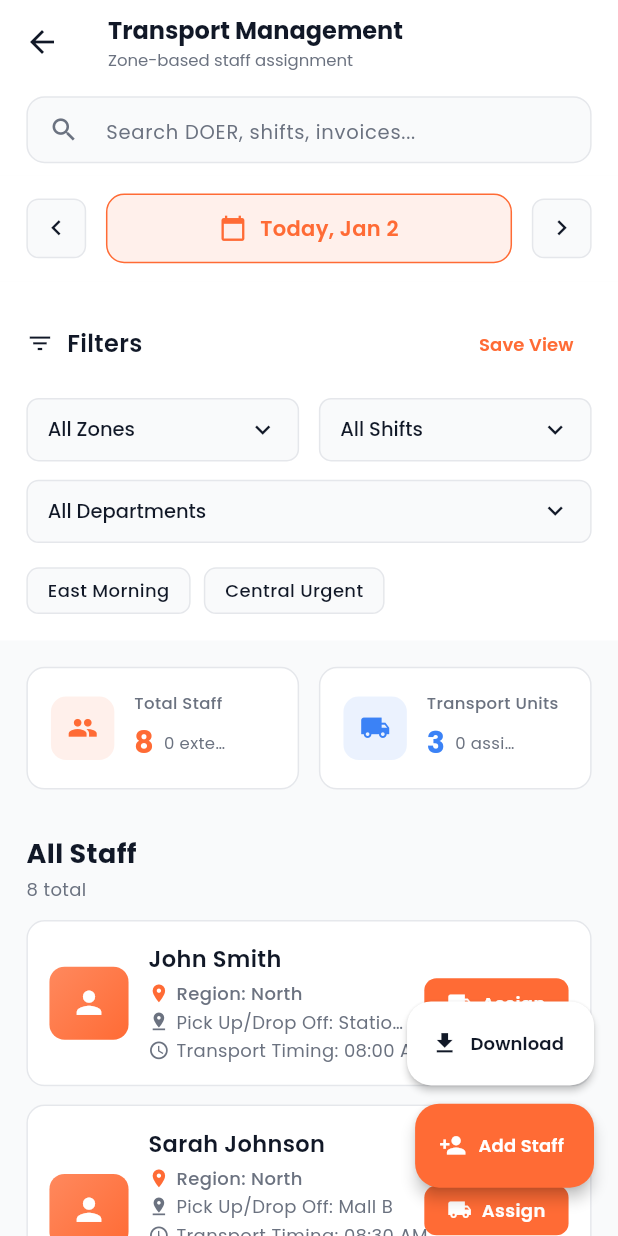
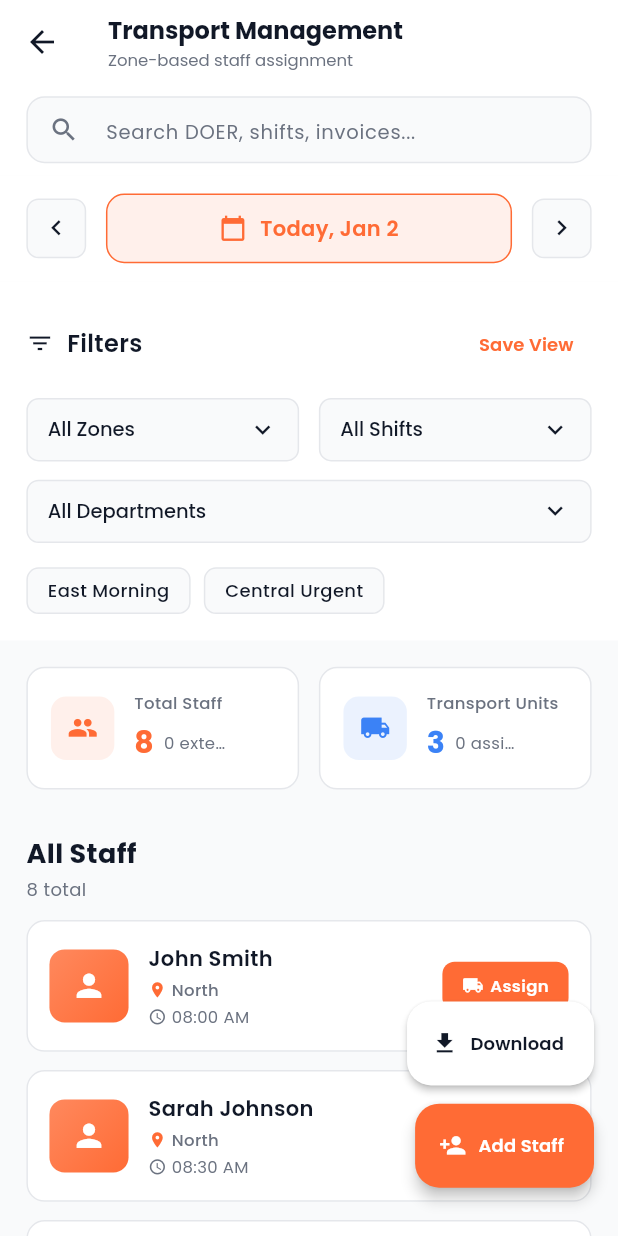
Before and after one commit to dotechconnect-byte/do-connect-mobile, a Flutter app: the TransportScreen screen opened directly, on a phone screen of 412 x 824 dp. Run offline on Flutter 3.47's test engine with Material 3 defaults, Android fonts, the phone set to English and light mode, and no system bars; our stand-ins replace carousel_slider, connectivity_plus, dartz, dio, equatable, fl_chart and 9 more; missing offline and left inert: dart:html, dart:js_interop; accounts and stored records are empty.

Commit message:
Fix UI overflow issues and implement fully functional transport assignment
Changes:
- Fixed text overflow in staff cards by using Flexible widgets
- Reduced font sizes and padding to prevent overflow
- Simplified staff card to show only essential info (name, region, time)
- Added working transport assignment functionality with state management
- Shows assigned transport badge on staff cards with green checkmark
- Button changes from "Assign" to "Change" when transport is assigned
- Transport selection sheet shows checkmark for currently assigned transport
- Real-time capacity tracking (updates as staff are assigned)
- Visual feedback with highlighted border for assigned transport
- Stats card shows actual count of assigned staff
- All assignment data persists during session

UI Improvements:
- Cleaner, more compact staff cards
- Better text truncation with ellipsis
- Consistent spacing and sizing
- No more overflow issues

🤖 Generated with [Claude Code](https://claude.com/claude-code)

Co-Authored-By: Claude Sonnet 4.5 <noreply@anthropic.com>

```diff
--- a/lib/features/transport/data/models/transport_staff_model.dart
+++ b/lib/features/transport/data/models/transport_staff_model.dart
@@ -5,6 +5,7 @@ class TransportStaffModel {
   final String pickUpDropOff;
   final String transportTiming;
   final String? notes;
+  String? assignedTransport;
 
   TransportStaffModel({
     required this.id,
@@ -13,5 +14,6 @@ class TransportStaffModel {
     required this.pickUpDropOff,
     required this.transportTiming,
     this.notes,
+    this.assignedTransport,
   });
 }
--- a/lib/features/transport/presentation/widgets/transport_staff_card.dart
+++ b/lib/features/transport/presentation/widgets/transport_staff_card.dart
@@ -58,56 +58,36 @@ class TransportStaffCard extends StatelessWidget {
               Expanded(
                 child: Column(
                   crossAxisAlignment: CrossAxisAlignment.start,
+                  mainAxisSize: MainAxisSize.min,
                   children: [
                     // Name
                     Text(
                       staff.name,
                       style: FontConstants.getPoppinsStyle(
-                        fontSize: FontSize.s15,
+                        fontSize: FontSize.s14,
                         fontWeight: FontWeightManager.semiBold,
                         color: ColorManager.textPrimary,
                       ),
                       maxLines: 1,
                       overflow: TextOverflow.ellipsis,
                     ),
-                    SizedBox(height: 4.h),
+                    SizedBox(height: 3.h),
 
                     // Region
                     Row(
                       children: [
                         Icon(
                           Icons.location_on,
-                          size: 14.sp,
+                          size: 12.sp,
                           color: ColorManager.primary,
                         ),
-                        SizedBox(width: 4.w),
-                        Text(
-                          'Region: ${staff.region}',
-                          style: FontConstants.getPoppinsStyle(
-                            fontSize: FontSize.s12,
-                            fontWeight: FontWeightManager.medium,
-                            color: ColorManager.textSecondary,
-                          ),
-                        ),
-                      ],
-                    ),
-                    SizedBox(height: 2.h),
-
-                    // Pick Up/Drop Off
-                    Row(
-                      children: [
-                        Icon(
-                          Icons.pin_drop,
-                          size: 14.sp,
-                          color: ColorManager.textSecondary,
-                        ),
-                        SizedBox(width: 4.w),
-                        Expanded(
+                        SizedBox(width: 3.w),
+                        Flexible(
                           child: Text(
-                            'Pick Up/Drop Off: ${staff.pickUpDropOff}',
+                            staff.region,
                             style: FontConstants.getPoppinsStyle(
-                              fontSize: FontSize.s12,
-                              fontWeight: FontWeightManager.regular,
+                              fontSize: FontSize.s11,
+                              fontWeight: FontWeightManager.medium,
                               color: ColorManager.textSecondary,
                             ),
                             maxLines: 1,
@@ -123,49 +103,52 @@ class TransportStaffCard extends StatelessWidget {
                       children: [
                         Icon(
                           Icons.access_time,
-                          size: 14.sp,
+                          size: 12.sp,
                           color: ColorManager.textSecondary,
                         ),
-                        SizedBox(width: 4.w),
-                        Text(
-                          'Transport Timing: ${staff.transportTiming}',
-                          style: FontConstants.getPoppinsStyle(
-                            fontSize: FontSize.s12,
-                            fontWeight: FontWeightManager.regular,
-                            color: ColorManager.textSecondary,
+                        SizedBox(width: 3.w),
+                        Flexible(
+                          child: Text(
+                            staff.transportTiming,
+                            style: FontConstants.getPoppinsStyle(
+                              fontSize: FontSize.s11,
+                              fontWeight: FontWeightManager.regular,
+                              color: ColorManager.textSecondary,
+                            ),
+                            maxLines: 1,
+                            overflow: TextOverflow.ellipsis,
                           ),
                         ),
                       ],
                     ),
 
-                    // Notes if available
-                    if (staff.notes != null && staff.notes!.isNotEmpty) ...[
-                      SizedBox(height: 6.h),
+                    // Assigned Transport
+                    if (staff.assignedTransport != null) ...[
+                      SizedBox(height: 4.h),
                       Container(
-                        padding: EdgeInsets.symmetric(horizontal: 8.w, vertical: 4.h),
+                        padding: EdgeInsets.symmetric(horizontal: 6.w, vertical: 2.h),
                         decoration: BoxDecoration(
-                          color: ColorManager.primary.withValues(alpha: 0.1),
-                          borderRadius: BorderRadius.circular(6.r),
+                          color: ColorManager.success.withValues(alpha: 0.1),
+                          borderRadius: BorderRadius.circular(4.r),
+                          border: Border.all(
+                            color: ColorManager.success.withValues(alpha: 0.3),
+                          ),
                         ),
                         child: Row(
                           mainAxisSize: MainAxisSize.min,
                           children: [
                             Icon(
-                              Icons.note,
-                              size: 12.sp,
-                              color: ColorManager.primary,
+                              Icons.check_circle,
+                              size: 10.sp,
+                              color: ColorManager.success,
                             ),
-                            SizedBox(width: 4.w),
-                            Flexible(
-                              child: Text(
-                                'Notes: ${staff.notes}',
-                                style: FontConstants.getPoppinsStyle(
-                                  fontSize: FontSize.s11,
-                                  fontWeight: FontWeightManager.medium,
-                                  color: ColorManager.primary,
-                                ),
-                                maxLines: 1,
-                                overflow: TextOverflow.ellipsis,
+                            SizedBox(width: 3.w),
+                            Text(
+                              staff.assignedTransport!,
+                              style: FontConstants.getPoppinsStyle(
+                                fontSize: FontSize.s10,
+                                fontWeight: FontWeightManager.semiBold,
+                                color: ColorManager.success,
                               ),
                             ),
                           ],
@@ -177,26 +160,30 @@ class TransportStaffCard extends StatelessWidget {
               ),
               SizedBox(width: 8.w),
 
-              // Assign Button
+              // Assign/Change Button
               Container(
-                padding: EdgeInsets.symmetric(horizontal: 14.w, vertical: 8.h),
+                padding: EdgeInsets.symmetric(horizontal: 12.w, vertical: 8.h),
                 decoration: BoxDecoration(
-                  color: ColorManager.primary,
+                  color: staff.assignedTransport != null
+                      ? ColorManager.info
+                      : ColorManager.primary,
                   borderRadius: BorderRadius.circular(8.r),
                 ),
                 child: Row(
                   mainAxisSize: MainAxisSize.min,
                   children: [
                     Icon(
-                      Icons.local_shipping,
-                      size: 16.sp,
+                      staff.assignedTransport != null
+                          ? Icons.edit
+                          : Icons.local_shipping,
+                      size: 14.sp,
                       color: ColorManager.white,
                     ),
-                    SizedBox(width: 6.w),
+                    SizedBox(width: 4.w),
                     Text(
-                      'Assign',
+                      staff.assignedTransport != null ? 'Change' : 'Assign',
                       style: FontConstants.getPoppinsStyle(
-                        fontSize: FontSize.s12,
+                        fontSize: FontSize.s11,
                         fontWeight: FontWeightManager.semiBold,
                         color: ColorManager.white,
                       ),
```
Also changed, not shown: lib/features/transport/presentation/widgets/transport_content.dart (+80 -19 lines).
